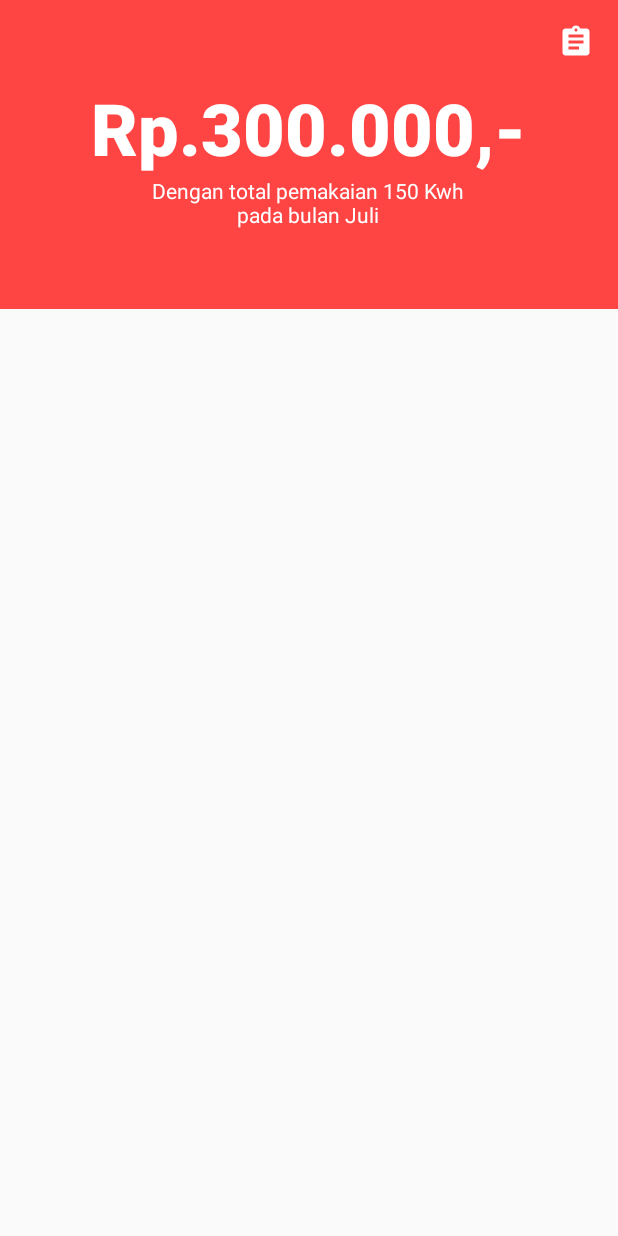
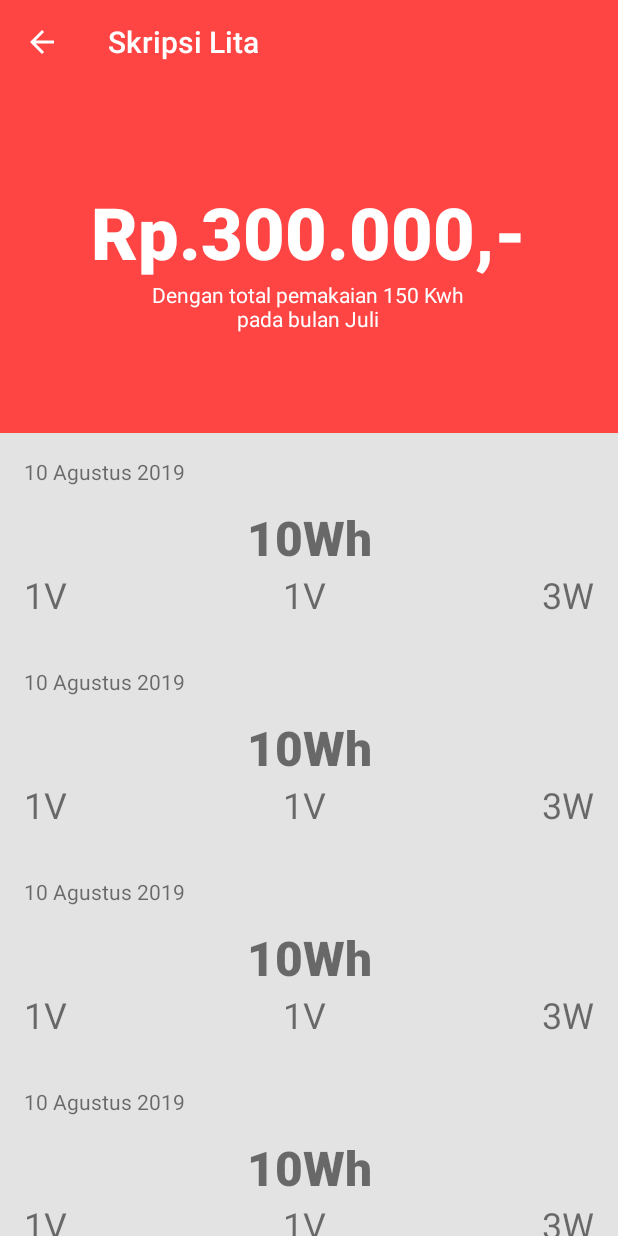
Before and after one commit to if-alan/Mqtt-Android, an Android app: the ReportActivity screen opened directly, with no data from a screen before it, on a phone screen of 412 x 824 dp. Run offline under Robolectric (Android 15) with nearby library versions, the phone set to English and light mode, and no system bars.

```diff
--- a/app/src/main/java/com/nurif/skripsi/lita/ReportActivity.java
+++ b/app/src/main/java/com/nurif/skripsi/lita/ReportActivity.java
@@ -1,13 +1,47 @@
 package com.nurif.skripsi.lita;
 
+import android.support.v4.content.ContextCompat;
 import android.support.v7.app.AppCompatActivity;
 import android.os.Bundle;
+import android.support.v7.widget.LinearLayoutManager;
+import android.support.v7.widget.RecyclerView;
+import android.support.v7.widget.Toolbar;
+
+import java.util.ArrayList;
 
 public class ReportActivity extends AppCompatActivity {
+    private Toolbar toolbar;
+    private RecyclerView recyclerView;
 
     @Override
     protected void onCreate(Bundle savedInstanceState) {
         super.onCreate(savedInstanceState);
         setContentView(R.layout.activity_report);
+
+        toolbar = findViewById(R.id.toolbar);
+        recyclerView = findViewById(R.id.rv_content);
+
+        setToolbar();
+
+        setListView();
+    }
+
+    private void setToolbar() {
+        setSupportActionBar(toolbar);
+        toolbar.setOverflowIcon(ContextCompat.getDrawable(this, R.drawable.ic_assignment_white_24dp));
+
+        getSupportActionBar().setDisplayHomeAsUpEnabled(true);
+    }
+
+    private void setListView() {
+        ArrayList<String> power = new ArrayList<>();
+        power.add("Lampu Taman");
+        power.add("Ruang Keluarga");
+        power.add("Kamar");
+        power.add("Kebun Belakang");
+
+        ReportAdapter powerAdapter = new ReportAdapter(power);
+        recyclerView.setAdapter(powerAdapter);
+        recyclerView.setLayoutManager(new LinearLayoutManager(this));
     }
 }
--- /dev/null
+++ b/app/src/main/java/com/nurif/skripsi/lita/ReportAdapter.java
@@ -0,0 +1,47 @@
+package com.nurif.skripsi.lita;
+
+import android.support.v7.widget.RecyclerView;
+import android.view.LayoutInflater;
+import android.view.View;
+import android.view.ViewGroup;
+
+import java.util.ArrayList;
+
+public class ReportAdapter extends RecyclerView.Adapter<ReportAdapter.MyViewHolder> {
+    private ArrayList<String> mDataset;
+
+    public ReportAdapter(ArrayList<String> myDataset) {
+        mDataset = myDataset;
+    }
+
+    @Override
+    public ReportAdapter.MyViewHolder onCreateViewHolder(ViewGroup parent,
+                                                        int viewType) {
+        // create a new view
+        View v = LayoutInflater.from(parent.getContext())
+                .inflate(R.layout.item_report, parent, false);
+
+        MyViewHolder vh = new MyViewHolder(v);
+
+        return vh;
+    }
+
+    public static class MyViewHolder extends RecyclerView.ViewHolder {
+        public View view;
+
+        public MyViewHolder(View view) {
+            super(view);
+        }
+
+    }
+
+    @Override
+    public void onBindViewHolder(MyViewHolder holder, int position) {
+
+    }
+
+    @Override
+    public int getItemCount() {
+        return mDataset.size();
+    }
+}
--- a/app/src/main/res/layout/activity_report.xml
+++ b/app/src/main/res/layout/activity_report.xml
@@ -6,21 +6,23 @@
     android:layout_height="match_parent"
     tools:context=".ReportActivity">
 
+    <android.support.v7.widget.Toolbar
+        android:id="@+id/toolbar"
+        android:layout_width="match_parent"
+        android:layout_height="?android:actionBarSize"
+        android:background="@android:color/holo_red_light"
+        app:layout_constraintLeft_toLeftOf="parent"
+        app:layout_constraintRight_toRightOf="parent"
+        app:layout_constraintTop_toTopOf="parent"
+        app:titleTextColor="@android:color/white" />
+
     <android.support.constraint.ConstraintLayout
         android:layout_width="match_parent"
         android:layout_height="0dp"
         android:background="@color/colorPrimary"
         app:layout_constraintBottom_toTopOf="@id/guideline"
-        app:layout_constraintTop_toTopOf="parent"
+        app:layout_constraintTop_toBottomOf="@id/toolbar"
         app:layout_constraintVertical_bias="0.0">
-
-        <ImageView
-            android:layout_width="wrap_content"
-            android:layout_height="wrap_content"
-            android:padding="16dp"
-            android:src="@drawable/ic_assignment_white_24dp"
-            app:layout_constraintRight_toRightOf="parent"
-            app:layout_constraintTop_toTopOf="parent" />
 
         <LinearLayout
             android:layout_width="0dp"
@@ -63,15 +65,13 @@
         android:layout_width="1dp"
         android:layout_height="wrap_content"
         android:orientation="horizontal"
-        app:layout_constraintGuide_percent="0.25" />
+        app:layout_constraintGuide_percent="0.35" />
 
     <android.support.v7.widget.RecyclerView
+        android:id="@+id/rv_content"
         android:layout_width="match_parent"
         android:layout_height="0dp"
         app:layout_constraintBottom_toBottomOf="parent"
-        app:layout_constraintTop_toBottomOf="@id/guideline">
-
-
-    </android.support.v7.widget.RecyclerView>
+        app:layout_constraintTop_toBottomOf="@id/guideline" />
 
 </android.support.constraint.ConstraintLayout>
--- a/app/src/main/res/layout/item_list_power.xml
+++ b/app/src/main/res/layout/item_power.xml
@@ -27,6 +27,7 @@
             tools:text="Lampu Taman" />
 
         <Button
+            android:id="@+id/btn_viewReport"
             android:layout_width="match_parent"
             android:layout_height="wrap_content"
             android:layout_marginLeft="16dp"
--- a/app/src/main/res/layout/item_report.xml
+++ b/app/src/main/res/layout/item_report.xml
@@ -2,13 +2,13 @@
 <android.support.constraint.ConstraintLayout xmlns:android="http://schemas.android.com/apk/res/android"
     xmlns:app="http://schemas.android.com/apk/res-auto"
     android:layout_width="match_parent"
-    android:layout_height="match_parent"
-    android:background="@color/grey">
+    android:layout_height="wrap_content"
+    android:background="@color/grey"
+    android:padding="16dp">
 
     <TextView
         android:layout_width="wrap_content"
         android:layout_height="wrap_content"
-        android:layout_margin="16dp"
         android:text="10 Agustus 2019"
         app:layout_constraintLeft_toLeftOf="parent"
         app:layout_constraintTop_toTopOf="parent" />
@@ -17,7 +17,7 @@
         android:id="@+id/tv_voltage"
         android:layout_width="wrap_content"
         android:layout_height="wrap_content"
-        android:layout_marginTop="64dp"
+        android:layout_marginTop="32dp"
         android:fontFamily="sans-serif-black"
         android:text="10Wh"
         android:textSize="32sp"
@@ -29,7 +29,6 @@
         android:id="@+id/tv_current"
         android:layout_width="wrap_content"
         android:layout_height="wrap_content"
-        android:layout_marginLeft="16dp"
         android:text="1V"
         android:textSize="24sp"
         app:layout_constraintLeft_toLeftOf="parent"
@@ -49,7 +48,6 @@
         android:id="@+id/tv_energy"
         android:layout_width="wrap_content"
         android:layout_height="wrap_content"
-        android:layout_marginRight="16dp"
         android:text="3W"
         android:textSize="24sp"
         app:layout_constraintRight_toRightOf="parent"
```
Also changed, not shown: app/src/main/java/com/nurif/skripsi/lita/PowerAdapter.java (+25 -7 lines), app/src/main/java/com/nurif/skripsi/lita/fragment/ListEnergyFragment.java (+18 -25 lines), app/src/main/java/com/nurif/skripsi/lita/utils/RecyclerItemClickListener.java (deleted, +0 -55 lines).
